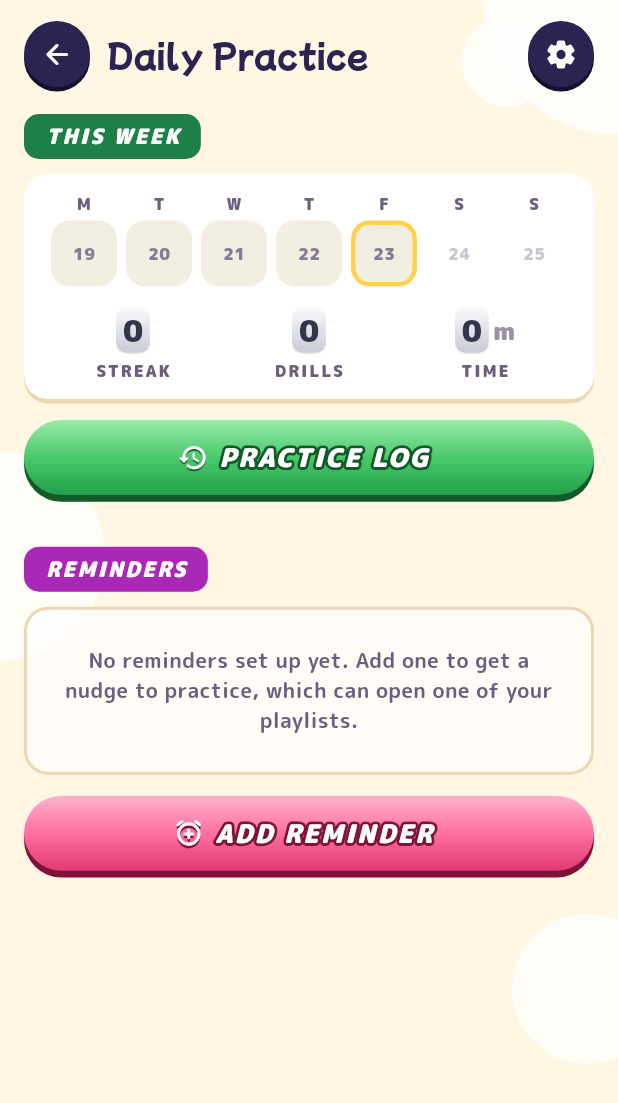
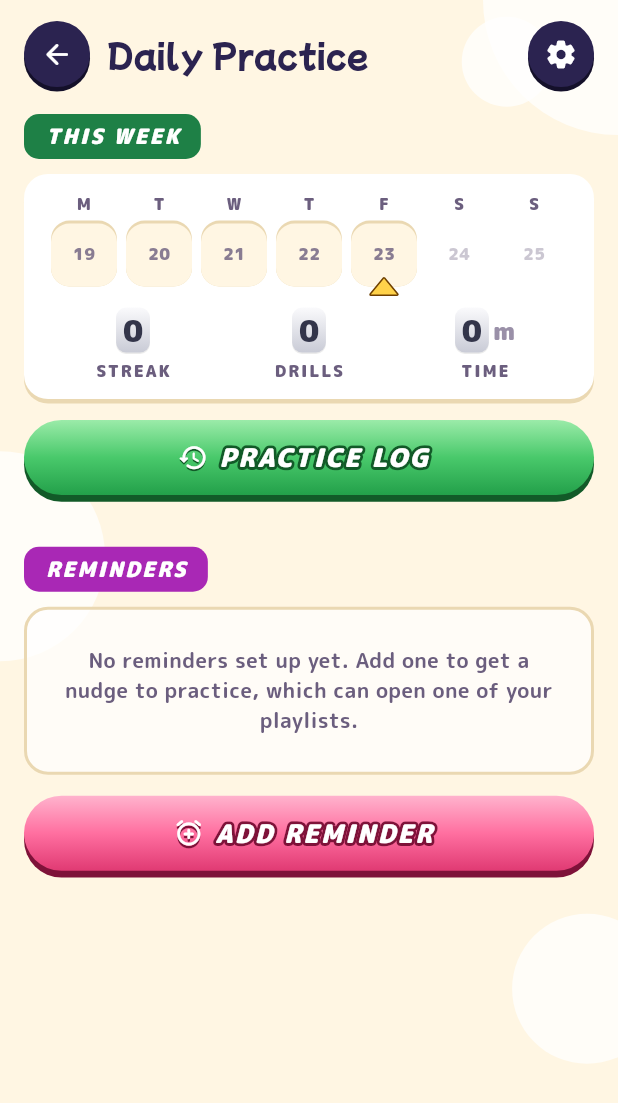
Before and after one commit to samskivert/mrdriller-app, a Flutter app: the screen it shows after launch, after a tap on "Daily Practice", on a phone screen of 412 x 824 dp. Shown: the top 1103 px of the screen. Run offline on Flutter 3.47's test engine with Material 3 defaults, Android fonts, the phone set to English and light mode, and no system bars; our stand-ins replace clock, flutter_local_notifications, flutter_timezone, package_info_plus, shared_preferences, timezone and 1 more; missing offline and left inert: audio_session, flutter_soloud; statements that could not run were skipped.

Commit message:
Made the practice log more awesome.

```diff
--- a/lib/screens/daily_practice_screen.dart
+++ b/lib/screens/daily_practice_screen.dart
@@ -100,12 +100,12 @@ class _ThisWeekCard extends StatelessWidget {
   Widget build(BuildContext context) {
     final monday = DateTime(today.year, today.month, today.day - (today.weekday - 1));
     final entries = practiceLog.entries;
-    final practiced = {for (final e in entries) practiceDay(e.completedAt)};
+    final practice = practiceByDay(entries);
     final thisWeek = [
       for (final e in entries)
         if (!practiceDay(e.completedAt).isBefore(monday)) e,
     ];
-    final streak = practiceStreak(practiced, today);
+    final streak = practiceStreak(practice.keys.toSet(), today);
     const label = TextStyle(
       fontFamily: AppFonts.body,
       fontSize: 11,
@@ -152,7 +152,7 @@ class _ThisWeekCard extends StatelessWidget {
                           PracticeDayCell(
                             day: DateTime(monday.year, monday.month, monday.day + d),
                             today: today,
-                            practiced: practiced,
+                            practice: practice,
                             size: cell,
                           ),
                         ],
--- a/lib/screens/practice_log_screen.dart
+++ b/lib/screens/practice_log_screen.dart
@@ -7,6 +7,8 @@ import '../util/colors.dart';
 import '../widgets/arcade.dart';
 import '../widgets/hud_controls.dart';
 import '../widgets/hud_layout.dart';
+import '../widgets/rainbow_drum.dart';
+import '../widgets/taiko_drum_head.dart';
 
 const _monthNames = [
   'Jan',
@@ -46,7 +48,7 @@ class PracticeLogScreen extends StatelessWidget {
           final entries = [...practiceLog.entries]
             ..sort((a, b) => b.completedAt.compareTo(a.completedAt));
           final today = practiceDay(now ?? DateTime.now());
-          final practiced = {for (final e in entries) practiceDay(e.completedAt)};
+          final practice = practiceByDay(entries);
           // Each day's drills, in the order completed (most recent day first).
           final days = <DateTime, List<PracticeLogEntry>>{};
           for (final e in entries.reversed) {
@@ -65,12 +67,12 @@ class PracticeLogScreen extends StatelessWidget {
                       const _EmptyCard()
                     else ...[
                       _StatsCard(
-                        streak: practiceStreak(practiced, today),
+                        streak: practiceStreak(practice.keys.toSet(), today),
                         drills: entries.length,
                         totalSeconds: entries.fold(0, (sum, e) => sum + e.seconds),
                       ),
                       const SizedBox(height: 14),
-                      _CalendarCard(practiced: practiced, today: today),
+                      _CalendarCard(practice: practice, today: today),
                       const SizedBox(height: 22),
                       Align(
                         alignment: Alignment.centerLeft,
@@ -199,13 +201,12 @@ class _StatsCard extends StatelessWidget {
   }
 }
 
-/// The last five weeks, a row per week (Monday first): practiced days in candy green, and today
-/// outlined in gold.
+/// The last five weeks, a row per week (Monday first), as [PracticeDayCell]s.
 class _CalendarCard extends StatelessWidget {
-  final Set<DateTime> practiced;
+  final Map<DateTime, int> practice;
   final DateTime today;
 
-  const _CalendarCard({required this.practiced, required this.today});
+  const _CalendarCard({required this.practice, required this.today});
 
   static const _weeks = 5;
 
@@ -256,7 +257,7 @@ class _CalendarCard extends StatelessWidget {
                             child: PracticeDayCell(
                               day: DateTime(start.year, start.month, start.day + w * 7 + d),
                               today: today,
-                              practiced: practiced,
+                              practice: practice,
                               size: cell,
                             ),
                           ),
@@ -272,53 +273,116 @@ class _CalendarCard extends StatelessWidget {
   }
 }
 
-/// A day on a practice calendar, as a rounded square: checked off in candy green if it's one of
-/// the [practiced] days, outlined in gold if it's [today], and faded out if it's still to come.
+/// A day on a practice calendar, as a rounded square, badged with a taiko motif that gets fancier
+/// the longer the day's [practice] was: a white mitsudomoe on candy green, then a drum head on
+/// candy blue (like the app's badge) from ten minutes, then a glowing navy tile with a spinning
+/// rainbow drum and sparkles from twenty. A little gold cursor points at it if it's [today], and
+/// it's faded out if it's still to come.
 class PracticeDayCell extends StatelessWidget {
   final DateTime day;
   final DateTime today;
-  final Set<DateTime> practiced;
+  // Seconds of practice by day (see practiceByDay).
+  final Map<DateTime, int> practice;
   final double size;
 
   const PracticeDayCell({
     super.key,
     required this.day,
     required this.today,
-    required this.practiced,
+    required this.practice,
     required this.size,
   });
 
   @override
   Widget build(BuildContext context) {
-    final green = AppColors.candyGreen;
-    final done = practiced.contains(day);
+    final seconds = practice[day];
+    final tier = PracticeTier.of(seconds);
+    final done = tier != PracticeTier.none;
     final isToday = day == today;
     final future = day.isAfter(today);
+    final minutes = ((seconds ?? 0) / 60).round();
     return Semantics(
       label:
           '${_weekdayNames[day.weekday - 1]} ${_monthNames[day.month - 1]} ${day.day}'
-          '${done ? ', practiced' : ''}${isToday ? ', today' : ''}',
+          '${done ? ', practiced $minutes ${minutes == 1 ? 'minute' : 'minutes'}' : ''}'
+          '${isToday ? ', today' : ''}',
       excludeSemantics: true,
-      child: Container(
+      child: Stack(
+        clipBehavior: Clip.none,
+        alignment: Alignment.bottomCenter,
+        children: [
+          _tile(tier, future, size),
+          // Today gets a little gold cursor pointing up at it, poking out from under it.
+          if (isToday)
+            Positioned(
+              bottom: -size * 0.12,
+              child: CustomPaint(
+                size: Size(size * 0.4, size * 0.24),
+                painter: const _TodayCursorPainter(),
+              ),
+            ),
+        ],
+      ),
+    );
+  }
+
+  Widget _tile(PracticeTier tier, bool future, double size) {
+    final done = tier != PracticeTier.none;
+    final superstar = tier == PracticeTier.twentyMinutes;
+    final candy = switch (tier) {
+      PracticeTier.practiced => AppColors.candyGreen,
+      PracticeTier.tenMinutes => AppColors.candyBlue,
+      _ => null,
+    };
+    // A day gone by without practice is a hole in the card, showing the screen's cream through it,
+    // with a thin shadow in the card's shadow color (see BannerCard) across the top of it.
+    final hole = !done && !future;
+    final radius = BorderRadius.circular(size * 0.28);
+    return Container(
       width: size,
       height: size,
       alignment: Alignment.center,
+      clipBehavior: hole ? Clip.antiAlias : Clip.none,
       decoration: BoxDecoration(
-          borderRadius: BorderRadius.circular(size * 0.28),
-          gradient: done
+        borderRadius: radius,
+        gradient: candy != null
             ? LinearGradient(
                 begin: Alignment.topCenter,
                 end: Alignment.bottomCenter,
-                  colors: [green.hi, green.base, green.lo],
+                colors: [candy.hi, candy.base, candy.lo],
+              )
+            : superstar
+            ? const LinearGradient(
+                begin: Alignment.topCenter,
+                end: Alignment.bottomCenter,
+                colors: [AppColors.panel, AppColors.navy],
               )
             : null,
-          color: done ? null : (future ? Colors.transparent : const Color(0xFFF3EEE2)),
-          border: isToday ? Border.all(color: AppColors.gold, width: 3) : null,
-          boxShadow: done ? [BoxShadow(color: green.outline, offset: const Offset(0, 2))] : null,
+        color: hole ? AppColors.creamShadow : null,
+        border: superstar ? Border.all(color: AppColors.gold, width: 1.5) : null,
+        boxShadow: [
+          if (candy != null) BoxShadow(color: candy.outline, offset: const Offset(0, 2)),
+          if (superstar) ...[
+            BoxShadow(color: AppColors.gold.withValues(alpha: 0.7), blurRadius: size * 0.2),
+            const BoxShadow(color: AppColors.inkShadow, offset: Offset(0, 2)),
+          ],
+        ],
       ),
-        child: done
-            ? Icon(Icons.check_rounded, size: size * 0.6, color: Colors.white)
-            : Text(
+      child: switch (tier) {
+        // Filling the whole tile, not just shrinking to fit the date.
+        PracticeTier.none => SizedBox.expand(
+          child: Stack(
+            alignment: Alignment.center,
+            children: [
+              if (hole)
+                Positioned.fill(
+                  top: 2,
+                  bottom: -2,
+                  child: DecoratedBox(
+                    decoration: BoxDecoration(color: AppColors.cream, borderRadius: radius),
+                  ),
+                ),
+              Text(
                 '${day.day}',
                 style: TextStyle(
                   fontFamily: AppFonts.body,
@@ -328,9 +392,48 @@ class PracticeDayCell extends StatelessWidget {
                   color: AppColors.inkMuted.withValues(alpha: future ? 0.35 : 0.8),
                 ),
               ),
+            ],
           ),
+        ),
+        PracticeTier.practiced => SizedBox.square(
+          dimension: size * 0.8,
+          child: const Mitsudomoe(color: Colors.white),
+        ),
+        PracticeTier.tenMinutes => SizedBox.square(
+          dimension: size * 0.83,
+          child: const TaikoDrumHead(),
+        ),
+        PracticeTier.twentyMinutes => RainbowDrum(
+          size: size,
+          seed: day.millisecondsSinceEpoch ~/ Duration.millisecondsPerDay,
+        ),
+      },
     );
   }
+}
+
+class _TodayCursorPainter extends CustomPainter {
+  const _TodayCursorPainter();
+
+  @override
+  void paint(Canvas canvas, Size size) {
+    final w = size.width, h = size.height;
+    final cursor = Path()
+      ..moveTo(w / 2, 0)
+      ..lineTo(w, h)
+      ..lineTo(0, h)
+      ..close();
+    final outline = Paint()
+      ..color = AppColors.goldOutline
+      ..style = PaintingStyle.stroke
+      ..strokeWidth = 2
+      ..strokeJoin = StrokeJoin.round;
+    canvas.drawPath(cursor, outline);
+    canvas.drawPath(cursor, Paint()..color = AppColors.gold);
+  }
+
+  @override
+  bool shouldRepaint(covariant _TodayCursorPainter oldDelegate) => false;
 }
 
 /// One day's practice: a calendar-page badge for its date, how many drills and how long, which
--- a/lib/state/practice_log.dart
+++ b/lib/state/practice_log.dart
@@ -184,6 +184,33 @@ DateTime practiceDay(DateTime dateTime) {
   return DateTime(local.year, local.month, local.day);
 }
 
+/// How long was spent practicing on each day (see [practiceDay]) that had any practice, in
+/// seconds.
+Map<DateTime, int> practiceByDay(Iterable<PracticeLogEntry> entries) {
+  final byDay = <DateTime, int>{};
+  for (final e in entries) {
+    byDay.update(practiceDay(e.completedAt), (s) => s + e.seconds, ifAbsent: () => e.seconds);
+  }
+  return byDay;
+}
+
+/// How a day's practice ranks by how long it was (shown as fancier and fancier badges on the
+/// practice calendars).
+enum PracticeTier {
+  none,
+  practiced,
+  tenMinutes,
+  twentyMinutes;
+
+  /// The tier for a day with [seconds] of practice (null for none at all).
+  static PracticeTier of(int? seconds) => switch (seconds) {
+    null => none,
+    < 600 => practiced,
+    < 1200 => tenMinutes,
+    _ => twentyMinutes,
+  };
+}
+
 /// How many days in a row, up to [today], have had practice (going by the [practiced] days). A
 /// streak that's still alive (practice yesterday, but not yet today) counts too.
 int practiceStreak(Set<DateTime> practiced, DateTime today) {
--- a/lib/util/colors.dart
+++ b/lib/util/colors.dart
@@ -50,6 +50,15 @@ class AppColors {
   static const gaugeBlue = Color(0xFF2E7BE6);
   static const gaugeEmpty = Color(0xFFD8E6FA);
   static const gaugeRing = Color(0xFF3FBF68);
+  // The depth ruler's rainbow, top to bottom.
+  static const rainbow = [
+    Color(0xFFFF5A6E),
+    Color(0xFFFFA23B),
+    Color(0xFFFFE15C),
+    Color(0xFF5BD37A),
+    Color(0xFF3BA4F0),
+    Color(0xFF8B6CF0),
+  ];
 
   // Banner colors: dark enough for white bold text to meet contrast, in the order sections cycle
   // through them.
--- a/lib/widgets/taiko_drum_head.dart
+++ b/lib/widgets/taiko_drum_head.dart
@@ -71,6 +71,17 @@ class Mitsudomoe extends StatelessWidget {
   }
 }
 
+/// Paints the mitsudomoe with [paint], filling the circle of [radius] around [center]. A shader in
+/// [paint] is in the mitsudomoe's own coordinates: centered on the origin, and filling a circle of
+/// radius 1.
+void paintMitsudomoe(Canvas canvas, Offset center, double radius, Paint paint) {
+  canvas.save();
+  canvas.translate(center.dx, center.dy);
+  canvas.scale(radius * _fill);
+  canvas.drawPath(_mitsudomoe, paint);
+  canvas.restore();
+}
+
 class _MitsudomoePainter extends CustomPainter {
   final Color color;
 
@@ -78,10 +89,12 @@ class _MitsudomoePainter extends CustomPainter {
 
   @override
   void paint(Canvas canvas, Size size) {
-    final center = size.center(Offset.zero);
-    canvas.translate(center.dx, center.dy);
-    canvas.scale(size.shortestSide / 2 * _fill);
-    canvas.drawPath(_mitsudomoe, Paint()..color = color);
+    paintMitsudomoe(
+      canvas,
+      size.center(Offset.zero),
+      size.shortestSide / 2,
+      Paint()..color = color,
+    );
   }
 
   @override
```
Also changed, not shown: lib/widgets/arcade.dart (+1 -8 lines), lib/widgets/rainbow_drum.dart (added, +108 -0 lines), 2 other files. Lines whose indentation alone changed are shown as unchanged.
